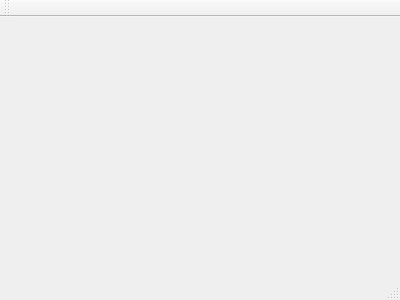
This is WTCFullNodeClient/mainwindow.ui in fenixnix/Causation-Chain as Qt 5 draws it before an edit. The edited form follows.
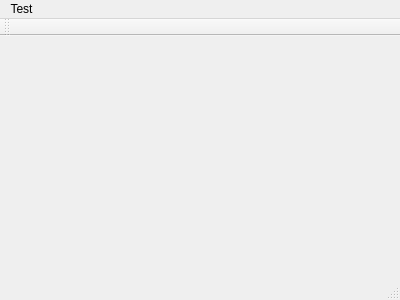
This is the edited form.

```diff
--- a/WTCFullNodeClient/mainwindow.ui
+++ b/WTCFullNodeClient/mainwindow.ui
@@ -12,13 +12,40 @@
   <property name="windowTitle" >
    <string>MainWindow</string>
   </property>
-  <widget class="QMenuBar" name="menuBar" />
-  <widget class="QToolBar" name="mainToolBar" />
-  <widget class="QWidget" name="centralWidget" />
-  <widget class="QStatusBar" name="statusBar" />
+  <widget class="QWidget" name="centralWidget"/>
+  <widget class="QMenuBar" name="menuBar">
+   <property name="geometry">
+    <rect>
+     <x>0</x>
+     <y>0</y>
+     <width>400</width>
+     <height>17</height>
+    </rect>
+   </property>
+   <widget class="QMenu" name="menuTest">
+    <property name="title">
+     <string>Test</string>
+    </property>
+    <addaction name="actionSelfTest"/>
+   </widget>
+   <addaction name="menuTest"/>
+  </widget>
+  <widget class="QToolBar" name="mainToolBar">
+   <attribute name="toolBarArea">
+    <enum>TopToolBarArea</enum>
+   </attribute>
+   <attribute name="toolBarBreak">
+    <bool>false</bool>
+   </attribute>
+  </widget>
+  <widget class="QStatusBar" name="statusBar"/>
+  <action name="actionSelfTest">
+   <property name="text">
+    <string>SelfTest</string>
+   </property>
+  </action>
  </widget>
- <layoutDefault spacing="6" margin="11" />
- <pixmapfunction></pixmapfunction>
+ <layoutdefault spacing="6" margin="11"/>
  <resources/>
  <connections/>
 </ui>
```
Left out of the diff: 7 changed lines with no effect on the pictures.
